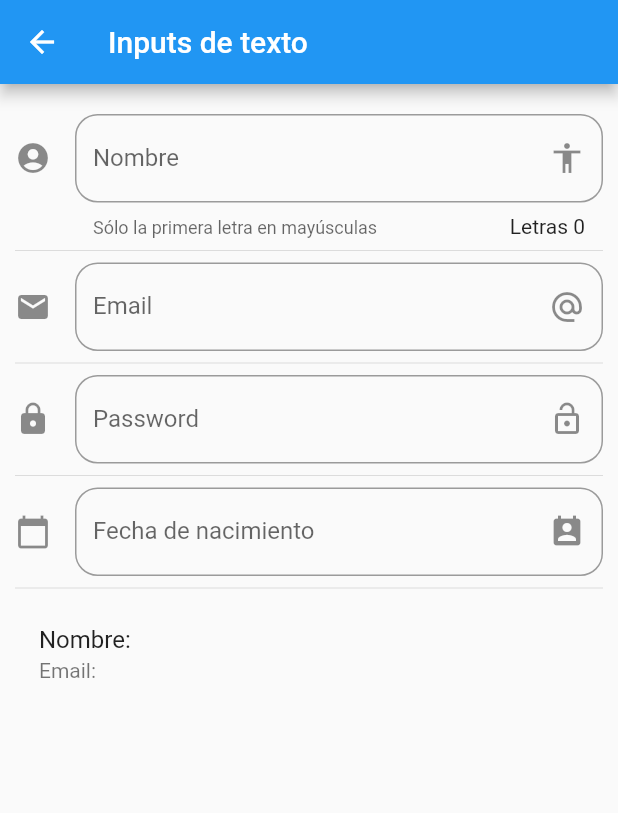
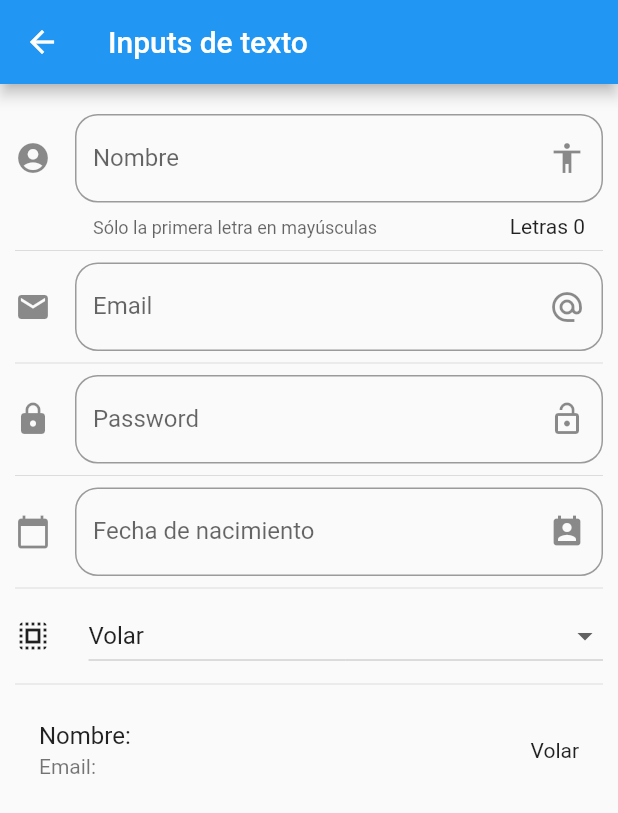
Before and after one commit to mariomt/flutter-componets, a Flutter app: the InputPage screen opened by its route, on a phone screen of 412 x 824 dp. Shown: the top 813 px of the screen. Run offline on Flutter 3.47's test engine with Material 2 defaults, Android fonts, the phone set to English and light mode, and no system bars; missing offline and left inert: dart:ffi.

Commit message:
se agregaron los ejemplos de dropdown y slider

```diff
--- a/data/menu_opts.json
+++ b/data/menu_opts.json
@@ -25,6 +25,11 @@
             "ruta": "inputs",
             "icon": "input",
             "texto": "Inputs"
+        },
+        {
+            "ruta": "slider",
+            "icon": "tune",
+            "texto": "Sliders"
         }
     ]
 }
--- a/lib/src/pages/input_page.dart
+++ b/lib/src/pages/input_page.dart
@@ -9,6 +9,9 @@ class _InputPageState extends State<InputPage> {
   String _nombre = '';
   String _email = '';
   String _fecha = '';
+  String _selectedOption = 'Volar';
+
+  List<String> _powers = ['Volar', 'Rayos X', 'Super Aliento', 'Super Fuerza'];
 
   TextEditingController _inputFieldDateController = new TextEditingController();
 
@@ -26,6 +29,8 @@ class _InputPageState extends State<InputPage> {
           _createPassword(),
           Divider(),
           _createDate(context),
+          Divider(),
+          _createDropdown(),
           Divider(),
           _createObject(),
         ],
@@ -128,10 +133,47 @@ class _InputPageState extends State<InputPage> {
     }
   }
 
+  List<DropdownMenuItem<String>> _getDropdownOptions() {
+    List<DropdownMenuItem<String>> lista = new List();
+    _powers.forEach((element) {
+      lista.add(DropdownMenuItem(
+        child: Text(element),
+        value: element,
+      ));
+    });
+
+    return lista;
+  }
+
+  Widget _createDropdown() {
+    return Row(
+      children: <Widget>[
+        Icon(Icons.select_all),
+        SizedBox(
+          width: 25.0,
+        ),
+        Expanded(
+          child: DropdownButton(
+            value: _selectedOption,
+            isExpanded: true,
+            items: _getDropdownOptions(),
+            onChanged: (opt) {
+              print(opt);
+              setState(() {
+                _selectedOption = opt;
+              });
+            },
+          ),
+        ),
+      ],
+    );
+  }
+
   Widget _createObject() {
     return ListTile(
       title: Text('Nombre: $_nombre'),
       subtitle: Text('Email: $_email'),
+      trailing: Text(_selectedOption),
     );
   }
 }
--- a/lib/src/routes/routes.dart
+++ b/lib/src/routes/routes.dart
@@ -6,6 +6,7 @@ import 'package:components/src/pages/home_page.dart';
 import 'package:components/src/pages/card_page.dart';
 import 'package:components/src/pages/animated_container.dart';
 import 'package:components/src/pages/input_page.dart';
+import 'package:components/src/pages/slider_page.dart';
 
 Map<String, WidgetBuilder> getApplicationRoutes() {
   return <String, WidgetBuilder>{
@@ -15,5 +16,6 @@ Map<String, WidgetBuilder> getApplicationRoutes() {
     'card': (BuildContext context) => CardPage(),
     'animatedContainer': (BuildContext context) => AnimatedContainerPage(),
     'inputs': (BuildContext context) => InputPage(),
+    'slider': (BuildContext context) => SliderPage(),
   };
 }
--- a/lib/src/utils/icon_string_util.dart
+++ b/lib/src/utils/icon_string_util.dart
@@ -6,6 +6,7 @@ final _icons = <String, IconData>{
   'folder_open': Icons.folder_open,
   'donut_large': Icons.donut_large,
   'input': Icons.input,
+  'tune': Icons.tune,
 };
 
 Icon getIcon(String iconName) => Icon(_icons[iconName], color: Colors.blue);
```
Also changed, not shown: lib/src/pages/slider_page.dart (added, +54 -0 lines).
